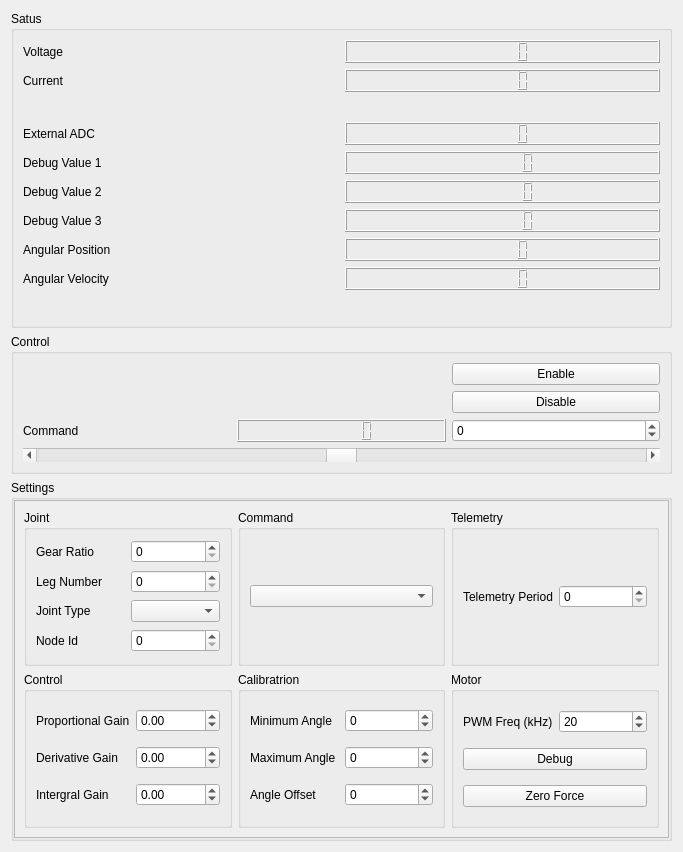
Qt form app/forms/jointcontrolwidget.ui (Haziham/Honours_Computer_Software) before a commit.
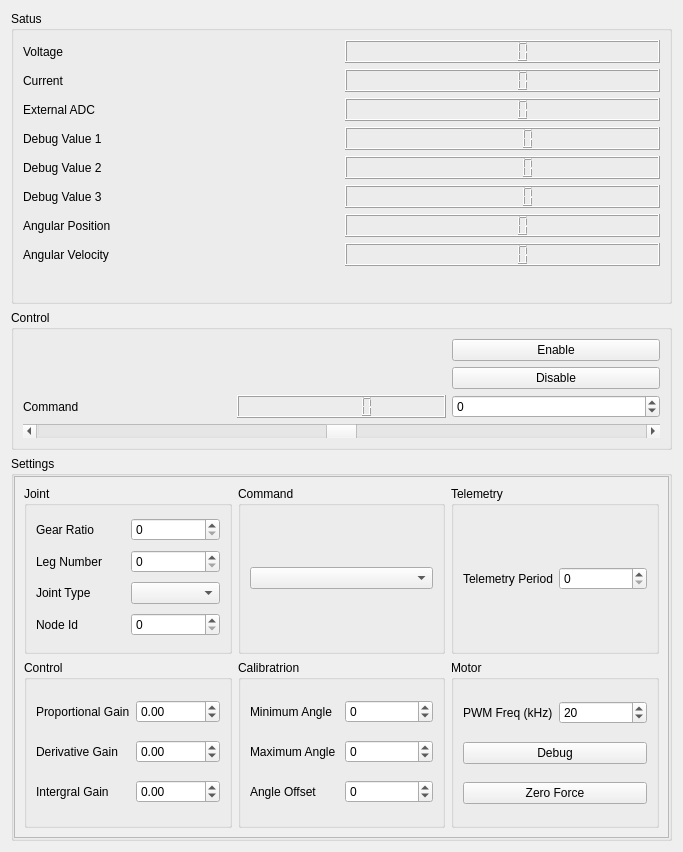
The same form after that commit. Icons and pictures are not drawn. Custom widgets are drawn as their Qt base class.

Patch:
```diff
--- a/app/forms/jointcontrolwidget.ui
+++ b/app/forms/jointcontrolwidget.ui
@@ -20,37 +20,41 @@
       <string>Satus</string>
      </property>
      <layout class="QGridLayout" name="gridLayout">
-      <item row="8" column="2">
-       <widget class="QLabel" name="label_5">
+      <item row="6" column="2">
+       <widget class="QLabel" name="label_20">
         <property name="text">
-         <string>Debug Value 1</string>
+         <string>Debug Value 3</string>
         </property>
        </widget>
       </item>
-      <item row="1" column="2">
-       <widget class="QLabel" name="label">
-        <property name="text">
-         <string>Voltage</string>
+      <item row="6" column="3">
+       <widget class="QLCDNumber" name="debug3Display">
+        <property name="digitCount">
+         <number>6</number>
         </property>
        </widget>
       </item>
-      <item row="5" column="3">
-       <widget class="QWidget" name="widget_2" native="true"/>
-      </item>
-      <item row="7" column="3">
+      <item row="3" column="3">
        <widget class="QLCDNumber" name="externalADCDisplay"/>
       </item>
-      <item row="2" column="2">
-       <widget class="QLabel" name="label_2">
+      <item row="5" column="2">
+       <widget class="QLabel" name="label_19">
         <property name="text">
-         <string>Current</string>
+         <string>Debug Value 2</string>
         </property>
        </widget>
       </item>
       <item row="4" column="3">
-       <widget class="QWidget" name="widget_3" native="true"/>
+       <widget class="QLCDNumber" name="debug1Display">
+        <property name="digitCount">
+         <number>6</number>
+        </property>
+       </widget>
       </item>
-      <item row="11" column="3">
+      <item row="8" column="3">
+       <widget class="QLCDNumber" name="angularVelocityDisplay"/>
+      </item>
+      <item row="7" column="3">
        <widget class="QLCDNumber" name="angularPositionDisplay"/>
       </item>
       <item row="1" column="3">
@@ -59,62 +63,31 @@
       <item row="2" column="3">
        <widget class="QLCDNumber" name="currentDisplay"/>
       </item>
-      <item row="7" column="2">
+      <item row="1" column="3">
+       <widget class="QLCDNumber" name="voltageDisplay"/>
+      </item>
+      <item row="3" column="2">
        <widget class="QLabel" name="label_3">
         <property name="text">
          <string>External ADC</string>
         </property>
        </widget>
       </item>
-      <item row="10" column="3">
-       <widget class="QLCDNumber" name="debug3Display">
+      <item row="5" column="3">
+       <widget class="QLCDNumber" name="debug2Display">
         <property name="digitCount">
          <number>6</number>
         </property>
        </widget>
       </item>
-      <item row="12" column="2">
-       <widget class="QLabel" name="label_7">
+      <item row="1" column="2">
+       <widget class="QLabel" name="label">
         <property name="text">
-         <string>Angular Velocity</string>
+         <string>Voltage</string>
         </property>
        </widget>
       </item>
-      <item row="10" column="2">
-       <widget class="QLabel" name="label_20">
-        <property name="text">
-         <string>Debug Value 3</string>
-        </property>
-       </widget>
-      </item>
-      <item row="8" column="3">
-       <widget class="QLCDNumber" name="debug1Display">
-        <property name="digitCount">
-         <number>6</number>
-        </property>
-       </widget>
-      </item>
-      <item row="6" column="3">
-       <widget class="QWidget" name="widget" native="true"/>
-      </item>
-      <item row="11" column="2">
-       <widget class="QLabel" name="label_6">
-        <property name="text">
-         <string>Angular Position</string>
-        </property>
-       </widget>
-      </item>
-      <item row="9" column="2">
-       <widget class="QLabel" name="label_19">
-        <property name="text">
-         <string>Debug Value 2</string>
-        </property>
-       </widget>
-      </item>
-      <item row="12" column="3">
-       <widget class="QLCDNumber" name="angularVelocityDisplay"/>
-      </item>
-      <item row="13" column="2" colspan="2">
+      <item row="9" column="2" colspan="2">
        <layout class="QHBoxLayout" name="horizontalLayout">
         <item>
          <spacer name="horizontalSpacer">
@@ -209,15 +182,33 @@
         </item>
        </layout>
       </item>
-      <item row="9" column="3">
-       <widget class="QLCDNumber" name="debug2Display">
-        <property name="digitCount">
-         <number>6</number>
+      <item row="8" column="2">
+       <widget class="QLabel" name="label_7">
+        <property name="text">
+         <string>Angular Velocity</string>
         </property>
        </widget>
       </item>
-      <item row="3" column="3">
-       <widget class="QWidget" name="widget_4" native="true"/>
+      <item row="4" column="2">
+       <widget class="QLabel" name="label_5">
+        <property name="text">
+         <string>Debug Value 1</string>
+        </property>
+       </widget>
+      </item>
+      <item row="2" column="2">
+       <widget class="QLabel" name="label_2">
+        <property name="text">
+         <string>Current</string>
+        </property>
+       </widget>
+      </item>
+      <item row="7" column="2">
+       <widget class="QLabel" name="label_6">
+        <property name="text">
+         <string>Angular Position</string>
+        </property>
+       </widget>
       </item>
      </layout>
     </widget>
@@ -319,8 +310,8 @@
           <rect>
            <x>0</x>
            <y>0</y>
-           <width>652</width>
-           <height>305</height>
+           <width>657</width>
+           <height>352</height>
           </rect>
          </property>
          <layout class="QGridLayout" name="gridLayout_7">
```
Left out of the diff: 15 changed lines with no effect on the pictures.
